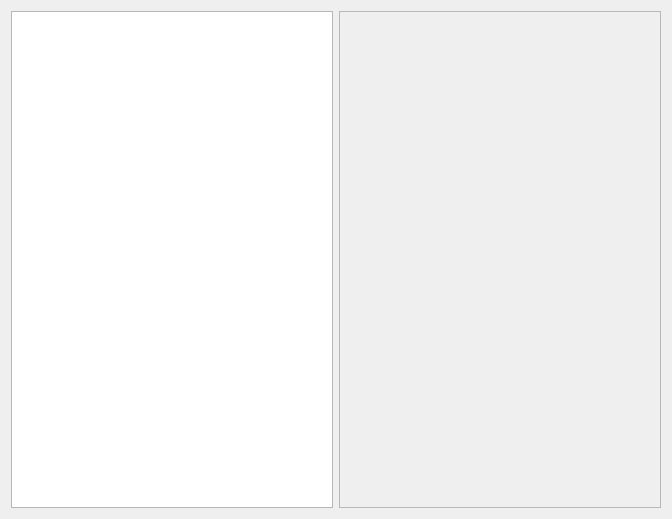
Before: the Qt Designer form condetrol/condetrol/experiment_viewer/config_editor/config_editor.ui in light-scattering-iogs/caqtus, drawn with Qt 5.
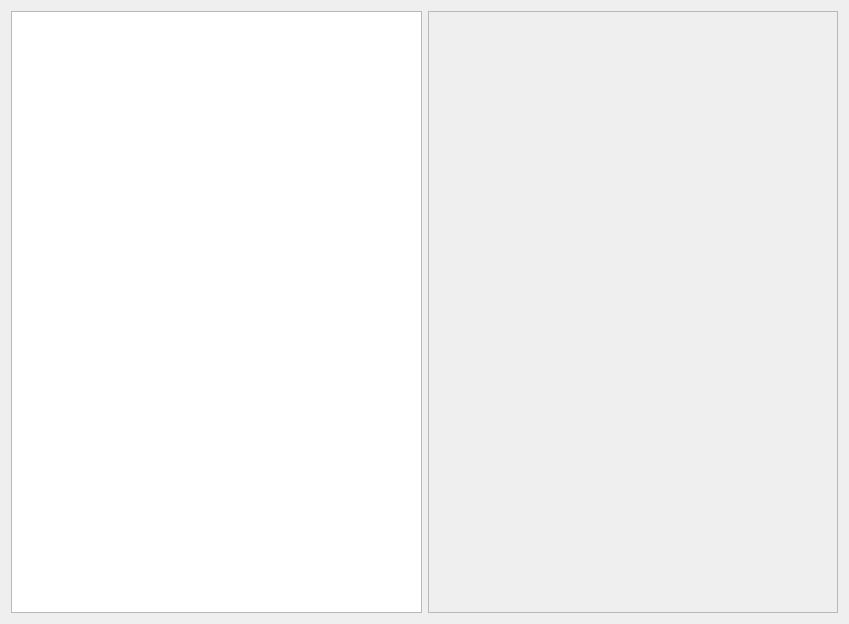
After: the same form once the commit is applied. Icons and pictures are not drawn.

The edit to the form file:
```diff
--- a/condetrol/condetrol/experiment_viewer/config_editor/config_editor.ui
+++ b/condetrol/condetrol/experiment_viewer/config_editor/config_editor.ui
@@ -6,8 +6,8 @@
    <rect>
     <x>0</x>
     <y>0</y>
-    <width>672</width>
-    <height>519</height>
+    <width>849</width>
+    <height>624</height>
    </rect>
   </property>
   <property name="windowTitle">
```
